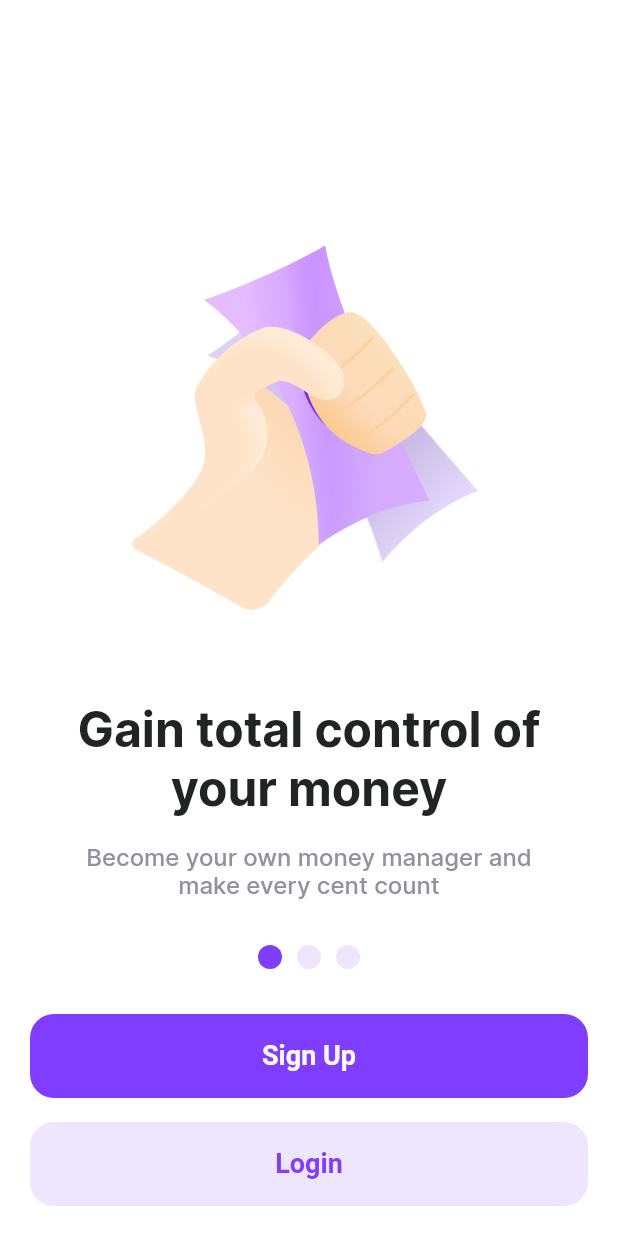
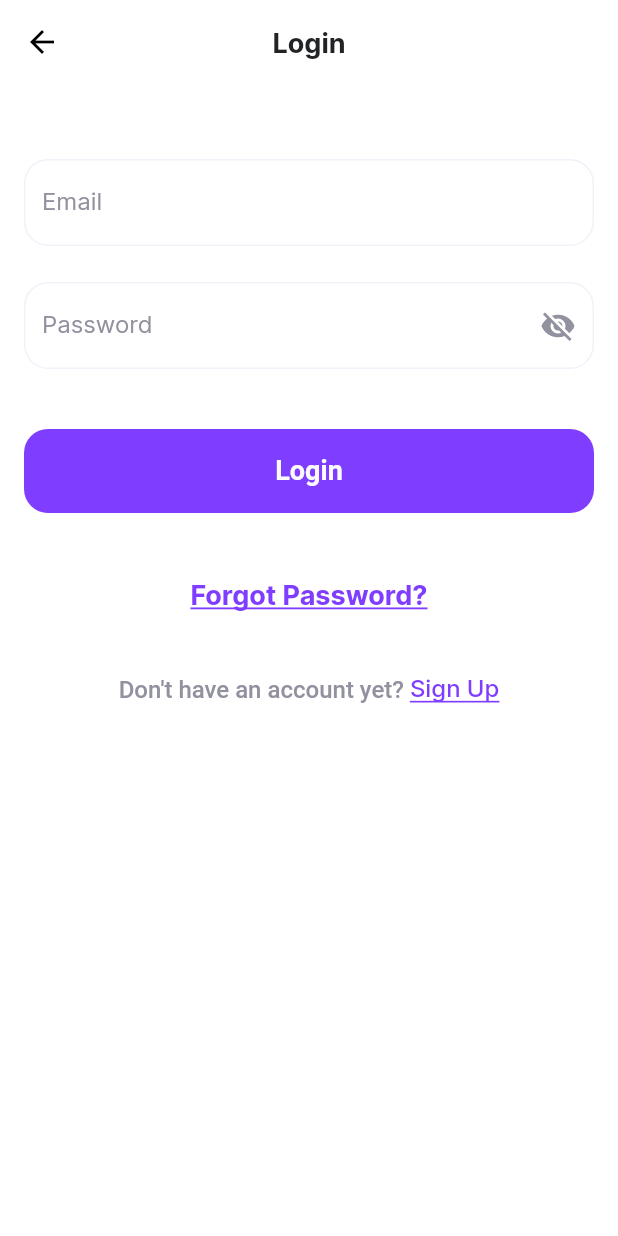
Before and after one commit to Manuelkpatsu/montra, a Flutter app: the screen it shows after launch, after a tap on "Login", on a phone screen of 412 x 824 dp. Run offline on Flutter 3.47's test engine with Material 2 defaults, Android fonts, the phone set to English and light mode, and no system bars; drawn by our look-alikes of smooth_page_indicator; our stand-ins replace pin_code_fields.

Commit message:
Complete UI for login screen

```diff
--- a/lib/router.dart
+++ b/lib/router.dart
@@ -1,6 +1,7 @@
 import 'package:flutter/material.dart';
 import 'package:montra/screen/splash/splash_screen.dart';
 
+import 'screen/auth/login/login_screen.dart';
 import 'screen/auth/onboarding/onboarding_screen.dart';
 import 'screen/auth/sign_up/sign_up_screen.dart';
 import 'screen/auth/verification/verification_screen.dart';
@@ -16,6 +17,8 @@ class AppRouter {
         return MaterialPageRoute(builder: (_) => const SignUpScreen());
       case VerificationScreen.routeName:
         return MaterialPageRoute(builder: (_) => const VerificationScreen());
+      case LoginScreen.routeName:
+        return MaterialPageRoute(builder: (_) => const LoginScreen());
       default:
         return MaterialPageRoute(
           builder: (_) => Scaffold(
--- /dev/null
+++ b/lib/screen/auth/login/login_screen.dart
@@ -0,0 +1,78 @@
+import 'package:flutter/material.dart';
+import 'package:montra/screen/widget/password_input_field.dart';
+import 'package:montra/screen/widget/text_input_field.dart';
+import 'package:montra/utils/validator.dart';
+
+import 'widget/create_new_account.dart';
+import 'widget/forgot_password.dart';
+import 'widget/login_button.dart';
+import 'widget/login_text.dart';
+
+class LoginScreen extends StatefulWidget {
+  static const routeName = '/login';
+
+  const LoginScreen({Key? key}) : super(key: key);
+
+  @override
+  State<LoginScreen> createState() => _LoginScreenState();
+}
+
+class _LoginScreenState extends State<LoginScreen> {
+  final TextEditingController _emailController = TextEditingController();
+  final TextEditingController _passwordController = TextEditingController();
+  final _formKey = GlobalKey<FormState>();
+  bool _showPassword = true;
+
+  @override
+  void dispose() {
+    _emailController.dispose();
+    _passwordController.dispose();
+    super.dispose();
+  }
+
+  @override
+  Widget build(BuildContext context) {
+    return Scaffold(
+      appBar: AppBar(
+        title: const LoginText(),
+        centerTitle: true,
+      ),
+      body: SingleChildScrollView(
+        padding: const EdgeInsets.symmetric(horizontal: 16),
+        child: Form(
+          key: _formKey,
+          autovalidateMode: AutovalidateMode.onUserInteraction,
+          child: Column(
+            crossAxisAlignment: CrossAxisAlignment.center,
+            children: [
+              const SizedBox(height: 50),
+              TextInputField(
+                controller: _emailController,
+                hintText: 'Email',
+                inputAction: TextInputAction.next,
+                inputType: TextInputType.emailAddress,
+                validator: Validator.email,
+              ),
+              const SizedBox(height: 24),
+              PasswordInputField(
+                controller: _passwordController,
+                hintText: 'Password',
+                inputAction: TextInputAction.done,
+                validator: Validator.password,
+                obscureText: _showPassword,
+                toggle: () => setState(() => _showPassword = !_showPassword),
+              ),
+              const SizedBox(height: 40),
+              LoginButton(onPressed: () {}),
+              const SizedBox(height: 30),
+              ForgotPassword(onPressed: () {}),
+              const SizedBox(height: 30),
+              CreateNewAccount(onTap: () {}),
+              const SizedBox(height: 10),
+            ],
+          ),
+        ),
+      ),
+    );
+  }
+}
--- /dev/null
+++ b/lib/screen/auth/login/widget/create_new_account.dart
@@ -0,0 +1,35 @@
+import 'package:flutter/material.dart';
+import 'package:montra/theme/custom_color.dart';
+import 'package:montra/theme/styles.dart';
+
+class CreateNewAccount extends StatelessWidget {
+  final VoidCallback? onTap;
+
+  const CreateNewAccount({Key? key, required this.onTap}) : super(key: key);
+
+  @override
+  Widget build(BuildContext context) {
+    return RichText(
+      textAlign: TextAlign.center,
+      text: TextSpan(
+        text: 'Don\'t have an account yet? ',
+        style: regular1TextStyle.copyWith(color: CustomColor.lightColor),
+        children: [
+          WidgetSpan(
+            child: InkWell(
+              onTap: onTap,
+              child: Text(
+                'Sign Up',
+                style: regular1TextStyle.copyWith(
+                  color: CustomColor.violet100Color,
+                  decoration: TextDecoration.underline,
+                  decorationColor: CustomColor.violet100Color,
+                ),
+              ),
+            ),
+          ),
+        ],
+      ),
+    );
+  }
+}
--- /dev/null
+++ b/lib/screen/auth/login/widget/forgot_password.dart
@@ -0,0 +1,24 @@
+import 'package:flutter/material.dart';
+import 'package:montra/theme/custom_color.dart';
+import 'package:montra/theme/styles.dart';
+
+class ForgotPassword extends StatelessWidget {
+  final VoidCallback? onPressed;
+
+  const ForgotPassword({Key? key, required this.onPressed}) : super(key: key);
+
+  @override
+  Widget build(BuildContext context) {
+    return TextButton(
+      onPressed: onPressed,
+      child: Text(
+        'Forgot Password?',
+        style: title3TextStyle.copyWith(
+          color: CustomColor.violet100Color,
+          decoration: TextDecoration.underline,
+          decorationColor: CustomColor.violet100Color,
+        ),
+      ),
+    );
+  }
+}
--- /dev/null
+++ b/lib/screen/auth/login/widget/login_button.dart
@@ -0,0 +1,11 @@
+import 'package:flutter/material.dart';
+import 'package:montra/screen/widget/custom_button.dart';
+
+class LoginButton extends CustomButton {
+  const LoginButton({Key? key, required VoidCallback? onPressed})
+      : super(
+          key: key,
+          widget: const Text('Login'),
+          onPressed: onPressed,
+        );
+}
--- /dev/null
+++ b/lib/screen/auth/login/widget/login_text.dart
@@ -0,0 +1,15 @@
+import 'package:flutter/material.dart';
+import 'package:montra/theme/custom_color.dart';
+import 'package:montra/theme/styles.dart';
+
+class LoginText extends StatelessWidget {
+  const LoginText({Key? key}) : super(key: key);
+
+  @override
+  Widget build(BuildContext context) {
+    return Text(
+      'Login',
+      style: title3TextStyle.copyWith(color: CustomColor.blackColor),
+    );
+  }
+}
--- a/lib/screen/auth/onboarding/onboarding_screen.dart
+++ b/lib/screen/auth/onboarding/onboarding_screen.dart
@@ -1,5 +1,6 @@
 import 'package:flutter/material.dart';
 import 'package:montra/model/page_view_model.dart';
+import 'package:montra/screen/auth/login/login_screen.dart';
 import 'package:montra/screen/auth/sign_up/sign_up_screen.dart';
 import 'package:montra/screen/widget/custom_button.dart';
 import 'package:montra/theme/custom_color.dart';
@@ -95,7 +96,8 @@ class _OnboardingScreenState extends State<OnboardingScreen> {
               ),
               const SizedBox(height: 16),
               CustomButton(
-                onPressed: () {},
+                onPressed: () =>
+                    Navigator.of(context).pushNamed(LoginScreen.routeName),
                 widget: const Text('Login'),
                 backgroundColor: CustomColor.violet20Color,
                 textColor: CustomColor.violet100Color,
```
